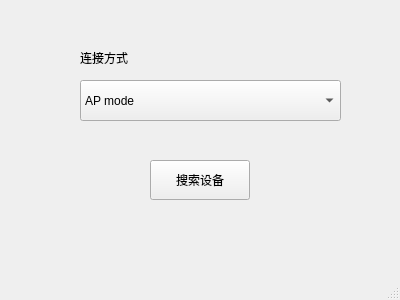
The window that desktopApp/loginwindow.ui (yesyeah/ObsbotTailforPC) describes before a commit, drawn with Qt 5.
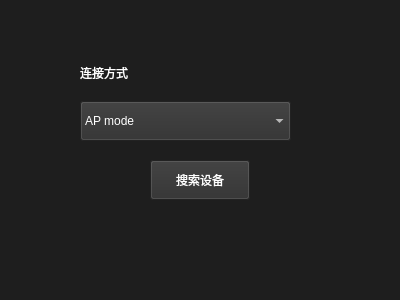
The same window after the commit. Icons and pictures are not drawn.

Commit message: 1.change bg color 2.add icon

The edit to the form file:
```diff
--- a/desktopApp/loginwindow.ui
+++ b/desktopApp/loginwindow.ui
@@ -18,7 +18,7 @@
     <normaloff>../../中电视讯/Windows工具研发/defaultlaunch.png</normaloff>../../中电视讯/Windows工具研发/defaultlaunch.png</iconset>
   </property>
   <property name="styleSheet">
-   <string notr="true"/>
+   <string notr="true">background-color: rgb(30, 30, 30);</string>
   </property>
   <property name="animated">
    <bool>false</bool>
@@ -33,40 +33,65 @@
       <height>40</height>
      </rect>
     </property>
+    <property name="minimumSize">
+     <size>
+      <width>100</width>
+      <height>40</height>
+     </size>
+    </property>
+    <property name="maximumSize">
+     <size>
+      <width>100</width>
+      <height>40</height>
+     </size>
+    </property>
     <property name="styleSheet">
-     <string notr="true"/>
+     <string notr="true">background-color: rgb(47, 47, 47);
+color: rgb(255, 255, 255);</string>
     </property>
     <property name="text">
      <string>搜索设备</string>
     </property>
    </widget>
-   <widget class="QLabel" name="connectLabel">
+   <widget class="QWidget" name="layoutWidget">
     <property name="geometry">
      <rect>
       <x>80</x>
       <y>50</y>
-      <width>72</width>
-      <height>15</height>
+      <width>211</width>
+      <height>91</height>
      </rect>
     </property>
+    <layout class="QVBoxLayout" name="verticalLayout">
+     <item>
+      <widget class="QLabel" name="connectLabel">
     <property name="styleSheet">
-     <string notr="true"/>
+        <string notr="true">background-color: rgb(30, 30, 30);
+color: rgb(255, 255, 255);</string>
     </property>
     <property name="text">
      <string>连接方式</string>
     </property>
    </widget>
+     </item>
+     <item>
    <widget class="QComboBox" name="connectComboBox">
-    <property name="geometry">
-     <rect>
-      <x>80</x>
-      <y>80</y>
-      <width>261</width>
-      <height>41</height>
-     </rect>
+       <property name="minimumSize">
+        <size>
+         <width>0</width>
+         <height>40</height>
+        </size>
+       </property>
+       <property name="maximumSize">
+        <size>
+         <width>16777215</width>
+         <height>40</height>
+        </size>
     </property>
     <property name="styleSheet">
-     <string notr="true"/>
+        <string notr="true">background-color: rgb(47, 47, 47);
+selection-background-color: rgb(47, 47, 47);
+color: rgb(255, 255, 255);</string>
     </property>
     <property name="editable">
      <bool>false</bool>
@@ -84,6 +109,9 @@
       <string>Station mode</string>
      </property>
     </item>
+      </widget>
+     </item>
+    </layout>
    </widget>
   </widget>
   <widget class="QMenuBar" name="menubar">
```
Left out of the diff: 2 changed lines with no effect on the pictures. Lines whose indentation alone changed are shown as unchanged. The commit also changes 11 other files.
